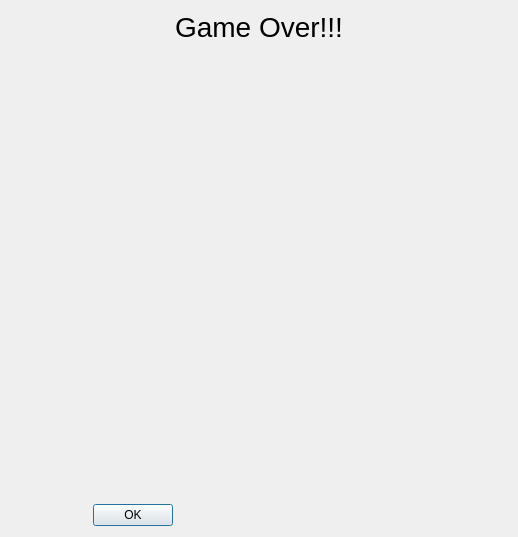
Before: the Qt Designer form ui/gameoverdialog.ui in tdauth/gustavsfairyland, drawn with Qt 5.
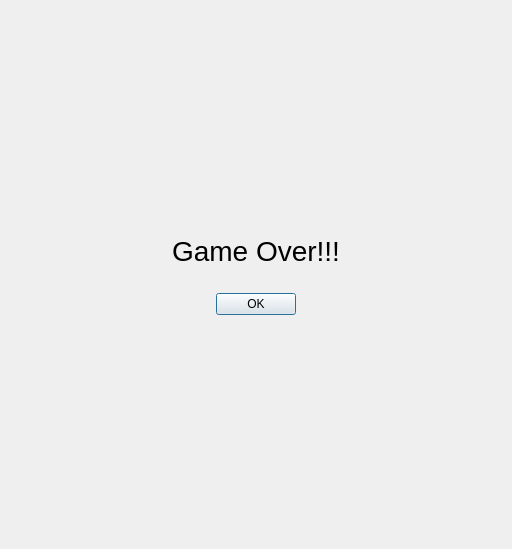
After: the same form once the commit is applied. Icons and pictures are not drawn.

Patch:
```diff
--- a/ui/gameoverdialog.ui
+++ b/ui/gameoverdialog.ui
@@ -6,15 +6,30 @@
    <rect>
     <x>0</x>
     <y>0</y>
-    <width>518</width>
-    <height>537</height>
+    <width>512</width>
+    <height>549</height>
    </rect>
   </property>
   <property name="windowTitle">
    <string>Game Over</string>
   </property>
   <layout class="QGridLayout" name="gridLayout">
-   <item row="1" column="0" alignment="Qt::AlignHCenter|Qt::AlignTop">
+   <item row="1" column="0" alignment="Qt::AlignHCenter|Qt::AlignVCenter">
+    <widget class="QLabel" name="label_3">
+     <property name="font">
+      <font>
+       <pointsize>21</pointsize>
+      </font>
+     </property>
+     <property name="text">
+      <string>Game Over!!!</string>
+     </property>
+     <property name="alignment">
+      <set>Qt::AlignCenter</set>
+     </property>
+    </widget>
+   </item>
+   <item row="2" column="0" alignment="Qt::AlignHCenter|Qt::AlignVCenter">
     <widget class="QLabel" name="label">
      <property name="maximumSize">
       <size>
@@ -31,9 +46,12 @@
      <property name="scaledContents">
       <bool>true</bool>
      </property>
+     <property name="alignment">
+      <set>Qt::AlignCenter</set>
+     </property>
     </widget>
    </item>
-   <item row="2" column="0" alignment="Qt::AlignHCenter|Qt::AlignBottom">
+   <item row="3" column="0" alignment="Qt::AlignHCenter|Qt::AlignVCenter">
     <widget class="QDialogButtonBox" name="buttonBox">
      <property name="standardButtons">
       <set>QDialogButtonBox::Ok</set>
@@ -43,20 +61,31 @@
      </property>
     </widget>
    </item>
-   <item row="0" column="0" colspan="2" alignment="Qt::AlignHCenter|Qt::AlignTop">
-    <widget class="QLabel" name="label_3">
-     <property name="font">
-      <font>
-       <pointsize>21</pointsize>
-      </font>
+   <item row="0" column="0">
+    <spacer name="verticalSpacer">
+     <property name="orientation">
+      <enum>Qt::Vertical</enum>
      </property>
-     <property name="text">
-      <string>Game Over!!!</string>
+     <property name="sizeHint" stdset="0">
+      <size>
+       <width>20</width>
+       <height>40</height>
+      </size>
      </property>
-     <property name="alignment">
-      <set>Qt::AlignCenter</set>
+    </spacer>
+   </item>
+   <item row="4" column="0">
+    <spacer name="verticalSpacer_2">
+     <property name="orientation">
+      <enum>Qt::Vertical</enum>
      </property>
-    </widget>
+     <property name="sizeHint" stdset="0">
+      <size>
+       <width>20</width>
+       <height>40</height>
+      </size>
+     </property>
+    </spacer>
    </item>
   </layout>
  </widget>
```
